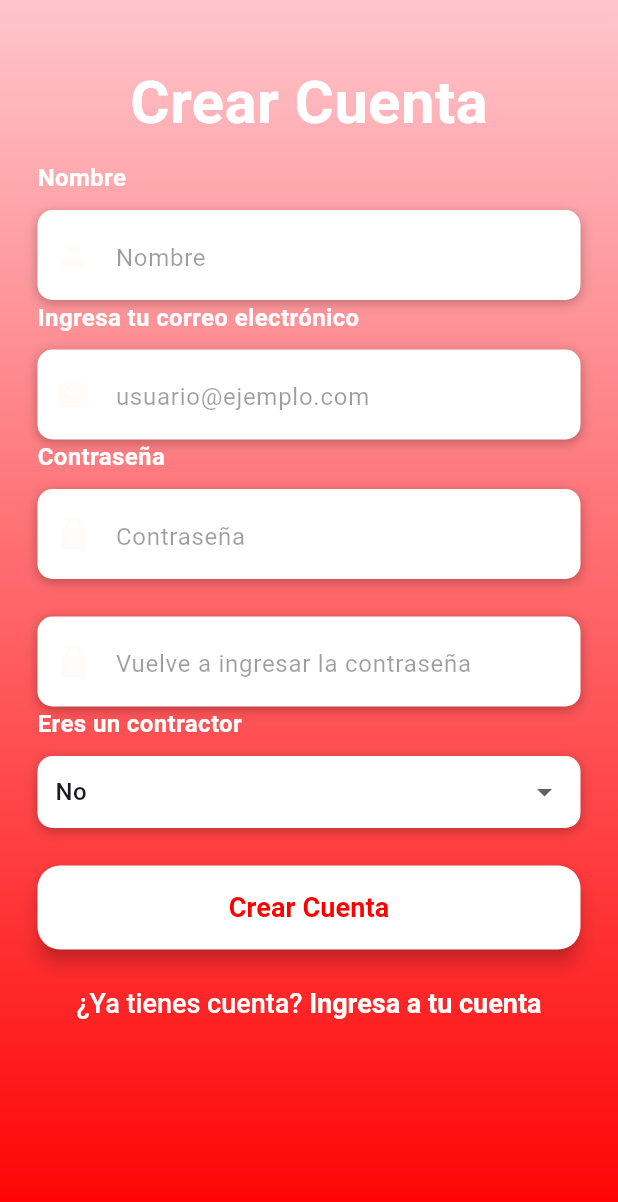
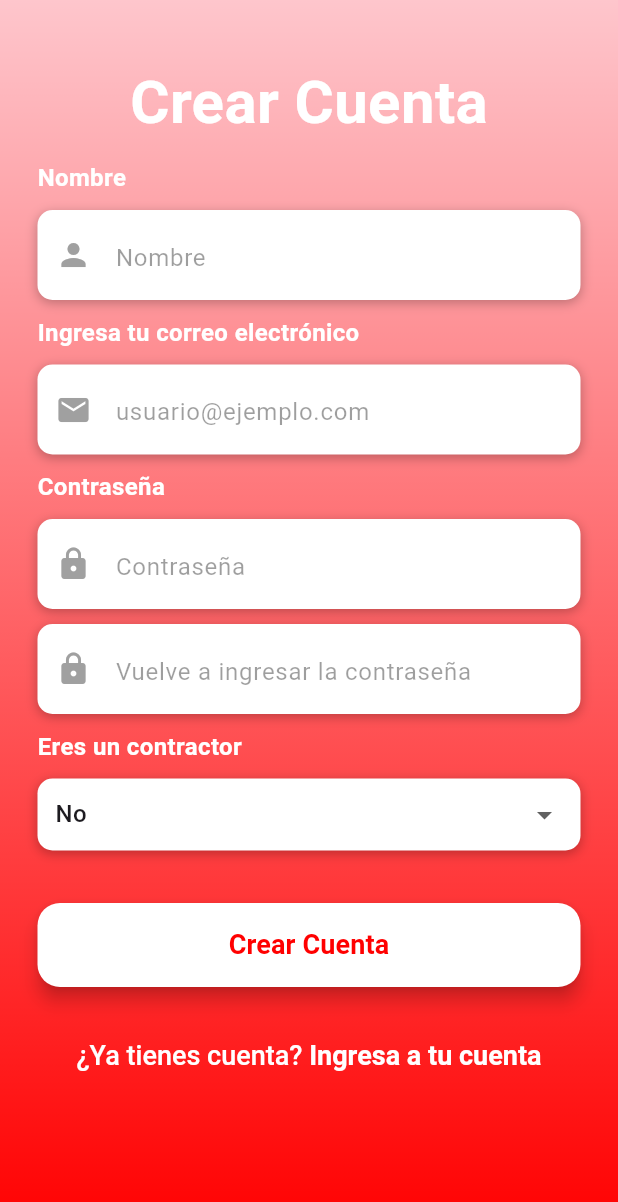
Before and after one commit to Emilio157/WeFixIt, a Flutter app: the screen it shows after launch, after a tap on an icon or button, on a phone screen of 412 x 824 dp. Shown: the top 1202 px of the screen. Run offline on Flutter 3.47's test engine with Material 3 defaults, Android fonts, the phone set to English and light mode, and no system bars; our stand-ins replace cloud_firestore, firebase_auth, firebase_core, firebase_storage, image_picker, shared_preferences; accounts and stored records are empty; network calls fail.

Commit message:
Arreglos de interfaz y separacion de paginas

```diff
--- a/lib/ui/login_page.dart
+++ b/lib/ui/login_page.dart
@@ -84,7 +84,7 @@ class _LoginScreenState extends State<LoginScreen>{
               contentPadding: EdgeInsets.only(top: 14),
               prefixIcon: Icon(
                 Icons.email,
-                color: Color(0xFFAC18E),
+                color: Color.fromARGB(255, 160, 160, 160),
               ),
               hintText: "usuario@ejemplo.com",
               hintStyle: TextStyle(
@@ -135,7 +135,7 @@ class _LoginScreenState extends State<LoginScreen>{
               contentPadding: EdgeInsets.only(top: 14),
               prefixIcon: Icon(
                 Icons.lock,
-                color: Color(0xFFAC18E),
+                color: Color.fromARGB(255, 160, 160, 160),
               ),
               hintText: "Contraseña",
               hintStyle: TextStyle(
--- a/lib/ui/register_page.dart
+++ b/lib/ui/register_page.dart
@@ -111,7 +111,7 @@ class _RegisterPageState extends State<RegisterPage> {
               contentPadding: EdgeInsets.only(top: 14),
               prefixIcon: Icon(
                 Icons.email,
-                color: Color(0xFFAC18E),
+                color: Color.fromARGB(255, 160, 160, 160),
               ),
               hintText: "usuario@ejemplo.com",
               hintStyle: TextStyle(
@@ -162,7 +162,7 @@ class _RegisterPageState extends State<RegisterPage> {
               contentPadding: EdgeInsets.only(top: 14),
               prefixIcon: Icon(
                 Icons.lock,
-                color: Color(0xFFAC18E),
+                color: Color.fromARGB(255, 160, 160, 160),
               ),
               hintText: "Contraseña",
               hintStyle: TextStyle(
@@ -171,7 +171,7 @@ class _RegisterPageState extends State<RegisterPage> {
             ),
           ),
         ),
-        const SizedBox(height: 25),
+        const SizedBox(height: 10),
         Container(
           alignment: Alignment.centerLeft,
           decoration: BoxDecoration(
@@ -197,7 +197,7 @@ class _RegisterPageState extends State<RegisterPage> {
               contentPadding: EdgeInsets.only(top: 14),
               prefixIcon: Icon(
                 Icons.lock,
-                color: Color(0xFFAC18E),
+                color: Color.fromARGB(255, 160, 160, 160),
               ),
               hintText: "Vuelve a ingresar la contraseña",
               hintStyle: TextStyle(
@@ -247,7 +247,7 @@ class _RegisterPageState extends State<RegisterPage> {
               contentPadding: EdgeInsets.only(top: 14),
               prefixIcon: Icon(
                 Icons.person,
-                color: Color(0xFFAC18E),
+                color: Color.fromARGB(255, 160, 160, 160),
               ),
               hintText: "Nombre",
               hintStyle: TextStyle(
@@ -408,10 +408,15 @@ class _RegisterPageState extends State<RegisterPage> {
                       ),
                       SizedBox(height: 10),
                       buildName(),
+                      SizedBox(height: 10),
                       buildEmail(),
+                      SizedBox(height: 10),
                       buildPassword(),
+                      SizedBox(height: 10),
                       buildType(),
+                      SizedBox(height: 10),
                       buildSignInBtn(),
+                      SizedBox(height: 10),
                       buildLogInBtn(),
                     ],
                   ),
```
Also changed, not shown: lib/ui/homePages/diyPage.dart (added, +11 -0 lines), lib/ui/homePages/historialPage.dart (added, +12 -0 lines), lib/ui/homePages/homePage.dart (added, +51 -0 lines), lib/ui/homePages/profilePage.dart (added, +49 -0 lines), lib/ui/homePages/toolsPage.dart (added, +16 -0 lines), lib/ui/home_page_user.dart (+10 -99 lines), pubspec.lock.
